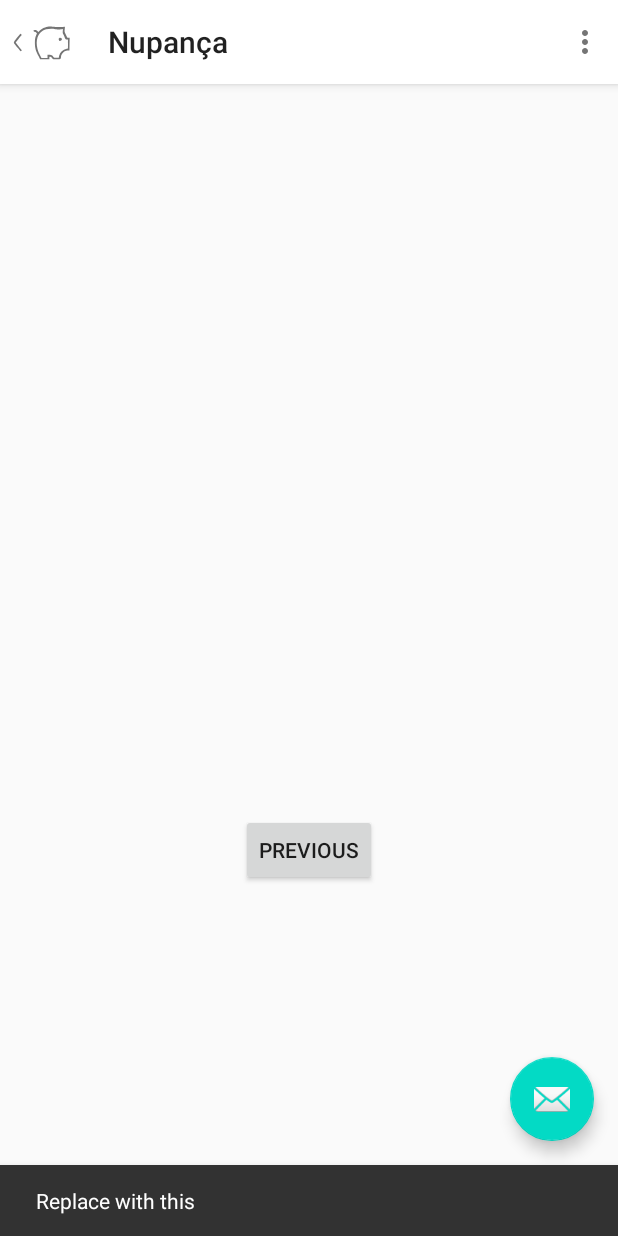
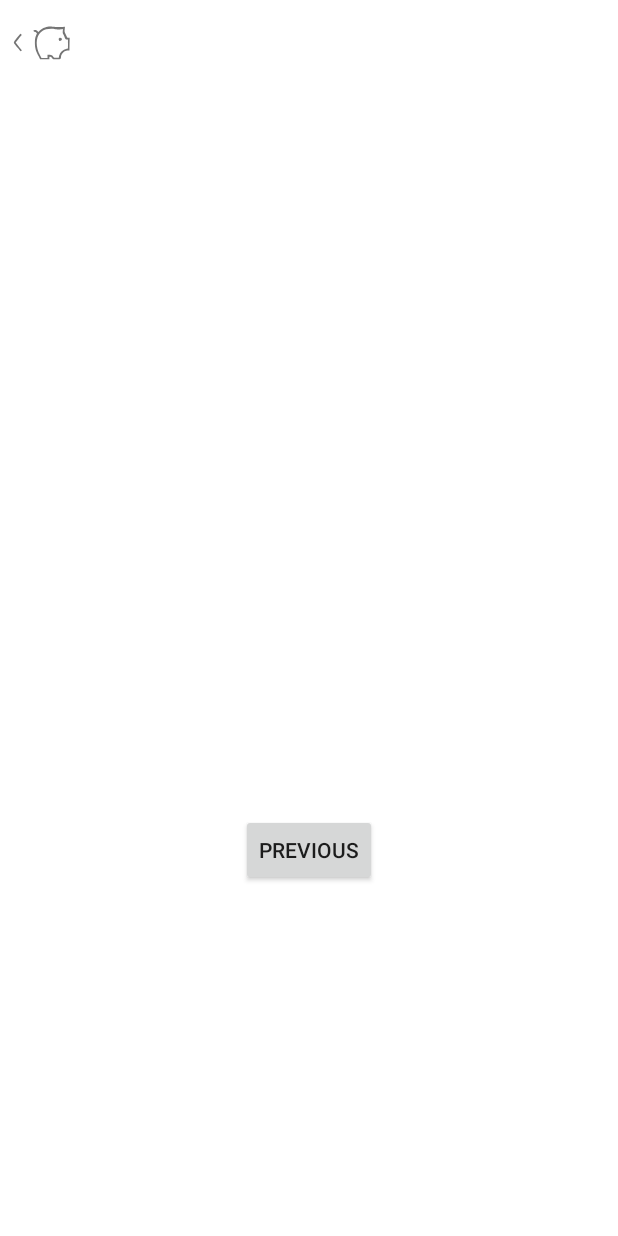
Before and after one commit to aloysiogl/nupanca, an Android app: the screen it shows after launch (MainActivity), after a tap on "NEXT", on a phone screen of 412 x 824 dp. Run offline under Robolectric (Android 15) with nearby library versions, the phone set to English and light mode, and no system bars; 1 other tap on this screen came first.

Commit message:
Cleaning up toolbar

```diff
--- a/app/src/main/java/com/nupanca/MainActivity.kt
+++ b/app/src/main/java/com/nupanca/MainActivity.kt
@@ -14,26 +14,17 @@ class MainActivity : AppCompatActivity() {
         super.onCreate(savedInstanceState)
         setContentView(R.layout.activity_main)
         setSupportActionBar(toolbar)
+        supportActionBar?.setDisplayShowTitleEnabled(false)
 
-        fab.setOnClickListener { view ->
-            Snackbar.make(view, "Replace with this", Snackbar.LENGTH_LONG)
-                    .setAction("Action", null).show()
-        }
+//        toolbar.setNavigationOnClickListener { view ->
+//            Snackbar.make(view, "Replace with this", Snackbar.LENGTH_LONG)
+//                .setAction("Action", null).show()
+//        }
     }
 
     override fun onCreateOptionsMenu(menu: Menu): Boolean {
         // Inflate the menu; this adds items to the action bar if it is present.
-        menuInflater.inflate(R.menu.menu_main, menu)
+//        menuInflater.inflate(R.menu.menu_main, menu)
         return true
     }
-
-    override fun onOptionsItemSelected(item: MenuItem): Boolean {
-        // Handle action bar item clicks here. The action bar will
-        // automatically handle clicks on the Home/Up button, so long
-        // as you specify a parent activity in AndroidManifest.xml.
-        return when (item.itemId) {
-            R.id.action_settings -> true
-            else -> super.onOptionsItemSelected(item)
-        }
-    }
 }
--- a/app/src/main/res/layout/activity_main.xml
+++ b/app/src/main/res/layout/activity_main.xml
@@ -10,13 +10,16 @@
         android:id="@+id/appBarLayout2"
         android:layout_width="match_parent"
         android:layout_height="wrap_content"
-        android:theme="@style/AppTheme.AppBarOverlay">
+        android:elevation="0dp"
+        android:theme="@style/AppTheme.AppBarOverlay"
+        app:elevation="0dp">
 
         <androidx.appcompat.widget.Toolbar
             android:id="@+id/toolbar"
             android:layout_width="match_parent"
             android:layout_height="?attr/actionBarSize"
             android:background="@android:color/white"
+            android:elevation="0dp"
             android:fitsSystemWindows="true"
             app:navigationIcon="@drawable/ic_back"
             app:popupTheme="@style/AppTheme.PopupOverlay" />
@@ -27,12 +30,4 @@
         layout="@layout/content_main"
         android:fitsSystemWindows="true" />
 
-    <com.google.android.material.floatingactionbutton.FloatingActionButton
-        android:id="@+id/fab"
-        android:layout_width="wrap_content"
-        android:layout_height="wrap_content"
-        android:layout_gravity="bottom|end"
-        android:layout_margin="@dimen/fab_margin"
-        app:srcCompat="@android:drawable/ic_dialog_email" />
-
 </androidx.coordinatorlayout.widget.CoordinatorLayout>
--- a/app/src/main/res/layout/content_main.xml
+++ b/app/src/main/res/layout/content_main.xml
@@ -3,6 +3,7 @@
     xmlns:app="http://schemas.android.com/apk/res-auto"
     android:layout_width="match_parent"
     android:layout_height="match_parent"
+    android:background="@android:color/white"
     app:layout_behavior="@string/appbar_scrolling_view_behavior">
 
     <fragment
--- a/app/src/main/res/menu/menu_main.xml
+++ b/app/src/main/res/menu/menu_main.xml
@@ -1,10 +1,4 @@
 <menu xmlns:android="http://schemas.android.com/apk/res/android"
     xmlns:app="http://schemas.android.com/apk/res-auto"
     xmlns:tools="http://schemas.android.com/tools"
-    tools:context="com.nupanca.MainActivity">
-    <item
-        android:id="@+id/action_settings"
-        android:orderInCategory="100"
-        android:title="@string/action_settings"
-        app:showAsAction="never" />
-</menu>
+    tools:context="com.nupanca.MainActivity"/>
```
